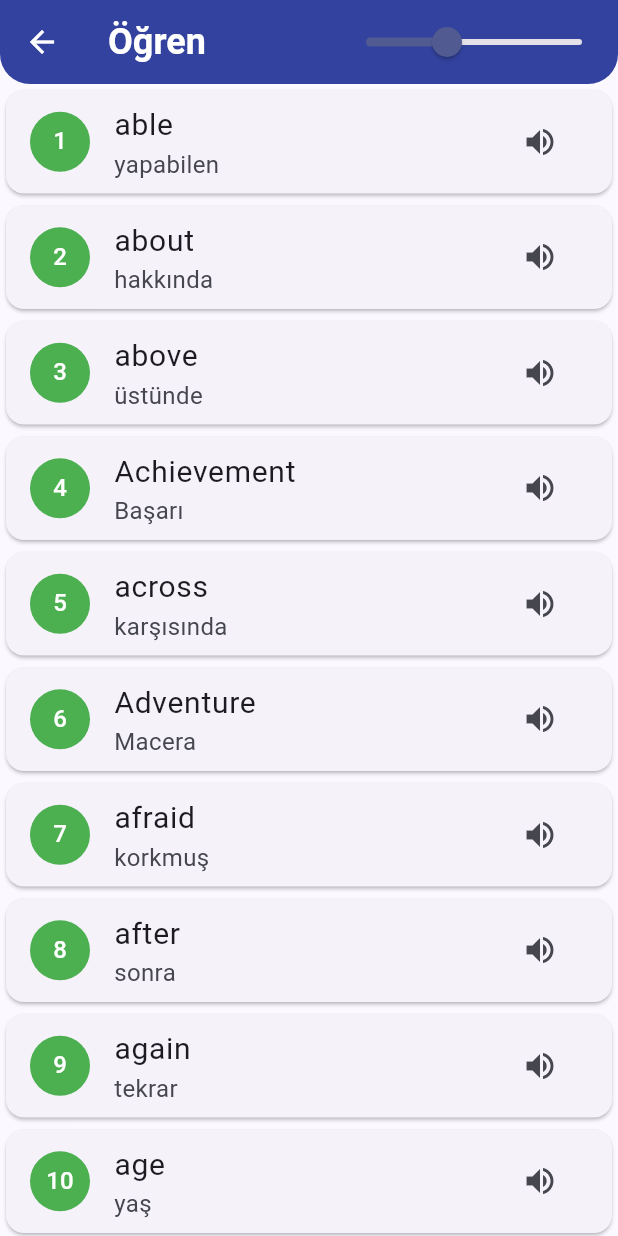
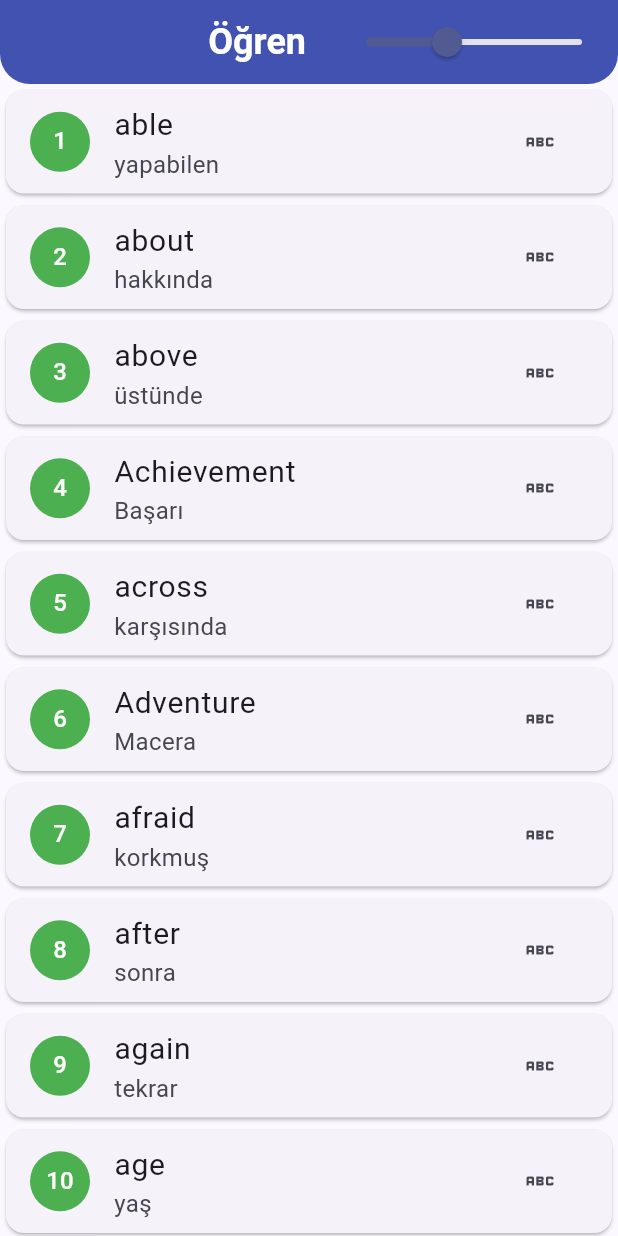
Before and after one commit to f-ark/spelling_bee, a Flutter app: the MainPage screen opened directly, after a tap on "Tüm Liste", on a phone screen of 412 x 824 dp. Run offline on Flutter 3.47's test engine with Material 3 defaults, Android fonts, the light colour scheme and no system bars; our stand-ins replace flutter_riverpod, flutter_tts, shared_preferences; accounts and stored records are empty.

Commit message:
Refactor: Improve App Structure and Navigation
- Update README.md: add app description, usage, and structure information.
- Move shared service: move `shared_service.dart` from `app_start` directory to `services` directory.
- Update constants: move the constant variables.
- Implement routing: add route management using `AppRouteInformationParser` and `AppRouterDelegate`
- Create `MainPageModel`: create a main page model.
- Update `MainMenuElevatedButon`: update button for navigation.
- Update `VoiceMixin`: update `voiceSpeedValue` to the correct name.
- Add `VoiceSliderControlWidget`: create a voice speed control slider.
- Implement challenge page: update challenge page with new UI and logic.
- Implement learning page: update the learning page with new UI and logic.
- Update main page: update the main page with new components.
- Add `flutter_web_plugins` dependency: Add support to web plugins.

```diff
--- a/lib/core/app_start/app_start_provider.dart
+++ b/lib/core/app_start/app_start_provider.dart
@@ -1,5 +1,5 @@
 import 'package:flutter_riverpod/flutter_riverpod.dart';
-import 'package:spelling_bee/core/app_start/shared_service.dart';
+import 'package:spelling_bee/core/services/shared_service.dart';
 
 /// Bağımlılıkları uygulama açılışında başlatan provider
 final AutoDisposeFutureProvider<void> appStartupProvider =
--- a/lib/core/costants/costants.dart
+++ b/lib/core/costants/costants.dart
@@ -1,4 +1,4 @@
 final class AppConstants {
   static const String appName = 'Spelling Bee';
-  // ... Diğer sabit stringler buraya eklenecek ...
+
 }
--- /dev/null
+++ b/lib/core/route/app_route_information_parser.dart
@@ -0,0 +1,32 @@
+import 'package:flutter/material.dart';
+import 'package:spelling_bee/core/route/main_page_model.dart';
+
+class AppRouteInformationParser extends RouteInformationParser<MainPageType> {
+  @override
+  Future<MainPageType> parseRouteInformation(
+    RouteInformation routeInformation,
+  ) async {
+    final uri = routeInformation.uri;
+
+
+   return switch (uri.pathSegments.isEmpty ? 'home'
+       : uri.pathSegments.first) {
+
+       'challenge'=>
+         MainPageType.challenge,
+       'learn'=>
+         MainPageType.learn,
+      _ => MainPageType.home,
+    };
+  }
+
+  @override
+  RouteInformation? restoreRouteInformation(MainPageType configuration) {
+    return switch (configuration) {
+      MainPageType.challenge => RouteInformation(uri: Uri(path: "/challenge")),
+      MainPageType.learn => RouteInformation(uri: Uri(path: "/learn")),
+      _ => RouteInformation(uri: Uri(path: "/")),
+
+    };
+  }
+}
--- /dev/null
+++ b/lib/core/route/app_router_delegate.dart
@@ -0,0 +1,60 @@
+import 'package:flutter/material.dart';
+import 'package:flutter_riverpod/flutter_riverpod.dart';
+import 'package:spelling_bee/core/costants/costants.dart';
+import 'package:spelling_bee/core/route/main_page_model.dart';
+import 'package:spelling_bee/features/challenge/challenge_page.dart';
+import 'package:spelling_bee/features/learn/learning_page.dart';
+import 'package:spelling_bee/main.dart';
+
+class AppRouterDelegate extends RouterDelegate<MainPageType>
+    with ChangeNotifier, PopNavigatorRouterDelegateMixin<MainPageType> {
+  AppRouterDelegate({required this.ref});
+
+  final WidgetRef ref;
+  @override
+  final GlobalKey<NavigatorState> navigatorKey = GlobalKey<NavigatorState>();
+
+  @override
+  MainPageType get currentConfiguration =>
+      ref.watch(mainPageModelProvider).page;
+
+  @override
+  Widget build(BuildContext context) {
+    final pages = <MaterialPage<void>>[
+
+      switch (currentConfiguration) {
+        MainPageType.challenge => const MaterialPage(
+          key: ValueKey('challenge'),
+          child: ChallengePage(),
+          fullscreenDialog: true,
+        ),
+        MainPageType.learn => const MaterialPage(
+          key: ValueKey('learning'),
+          child: LearningPage(),
+        ),
+        _ =>  MaterialPage(
+          key: const ValueKey('home'),
+          child: MainPage(title: AppConstants.appName),
+        ),
+      },
+    ];
+
+    return Navigator(
+      key: navigatorKey,
+      pages: pages,
+
+      onPopPage: (route, result) {
+        if (!route.didPop(result)) {
+          return false;
+        }
+
+        return true;
+      },
+    );
+  }
+
+  @override
+  Future<void> setNewRoutePath(MainPageType configuration) async {
+    ref.read(mainPageModelProvider.notifier).changePage(configuration);
+  }
+}
--- /dev/null
+++ b/lib/core/route/main_page_model.dart
@@ -0,0 +1,22 @@
+import 'package:flutter/material.dart';
+import 'package:flutter_riverpod/flutter_riverpod.dart';
+
+enum MainPageType { home,learn, challenge }
+
+final ChangeNotifierProvider<MainPageModel> mainPageModelProvider =
+ChangeNotifierProvider<MainPageModel>((ref) {
+  return MainPageModel(MainPageType.home);
+});
+
+class MainPageModel extends ChangeNotifier {
+  MainPageType _page;
+
+  MainPageModel(this._page);
+
+  MainPageType get page => _page;
+
+  void changePage(MainPageType page) {
+    _page = page;
+    notifyListeners();
+  }
+}
--- a/lib/core/widgets/main_menu_elevated_button.dart
+++ b/lib/core/widgets/main_menu_elevated_button.dart
@@ -2,17 +2,18 @@
 
 class MainMenuElevatedButon extends StatelessWidget {
   const MainMenuElevatedButon({
+    required this. onPressed,
     required this.title,
     required this.color,
-    required this.page,
     required this.icon,
     super.key,
   });
 
   final IconData icon;
-  final Widget page;
   final String title;
   final MaterialColor color;
+
+  final VoidCallback onPressed;
 
   @override
   Widget build(BuildContext context) {
@@ -31,12 +32,7 @@
         padding: const WidgetStatePropertyAll(EdgeInsets.all(8)),
       ),
 
-      onPressed: () {
-        Navigator.push<void>(
-          context,
-          MaterialPageRoute(builder: (context) => page),
-        );
-      },
+      onPressed: onPressed,
 
       child: Row(
         mainAxisAlignment: MainAxisAlignment.spaceEvenly,
--- a/lib/core/widgets/voice_mixin.dart
+++ b/lib/core/widgets/voice_mixin.dart
@@ -3,9 +3,10 @@
 
 import 'package:spelling_bee/core/costants/word_list.dart';
 
+/// [FlutterTts] paketi ile State nesnelerine tefaffuz özelliği kazandıran mixin
 mixin VoiceMixin<T extends StatefulWidget> on State<T> {
   final flutterTts = FlutterTts();
-  double value = 0.4;
+  double voiceSpeedValue = 0.4;
 
   @override
   void initState() {
@@ -24,7 +25,7 @@
 
     // İsteğe bağlı: Ses seviyesini ayarlayın (0.0 - 1.0 arası)
     await flutterTts.setVolume(1);
-    await volumeSpeed(value);
+    await volumeSpeed(voiceSpeedValue);
   }
 
   // Ses hızını ayarlayan fonksiyon
--- /dev/null
+++ b/lib/core/widgets/voice_slider_control_widget.dart
@@ -0,0 +1,29 @@
+import 'package:flutter/material.dart';
+import 'package:spelling_bee/core/widgets/voice_mixin.dart';
+
+class VoiceSliderControlWidget extends StatefulWidget {
+  const VoiceSliderControlWidget({super.key});
+
+  @override
+  State<VoiceSliderControlWidget> createState() =>
+      _VoiceSliderControlWidgetState();
+}
+
+class _VoiceSliderControlWidgetState extends State<VoiceSliderControlWidget>
+    with VoiceMixin {
+  @override
+  Widget build(BuildContext context) {
+    return Slider(
+      label: 'Hız',
+      max: .9,
+      min: .1,
+      value: voiceSpeedValue,
+      onChanged: (val) {
+        volumeSpeed(val);
+        setState(() {
+          voiceSpeedValue = val;
+        });
+      },
+    );
+  }
+}
--- a/lib/features/learn/learning_page.dart
+++ b/lib/features/learn/learning_page.dart
@@ -1,52 +1,30 @@
 import 'package:flutter/material.dart';
 import 'package:flutter_riverpod/flutter_riverpod.dart';
-import 'package:spelling_bee/core/app_start/shared_service.dart';
+import 'package:spelling_bee/core/services/shared_service.dart';
 import 'package:spelling_bee/core/costants/word_list.dart';
 import 'package:spelling_bee/core/widgets/voice_mixin.dart';
+import 'package:spelling_bee/core/widgets/voice_slider_control_widget.dart';
 
-class OgrenPage extends StatefulWidget {
-  const OgrenPage({super.key});
+/// Local cache desteği ile kelime listesi ve telafuzlarını barındıran sayfa
+class LearningPage extends StatefulWidget {
+  const LearningPage({super.key});
 
   @override
-  State<OgrenPage> createState() => _OgrenPageState();
+  State<LearningPage> createState() => _LearningPageState();
 }
 
-class _OgrenPageState extends State<OgrenPage> with VoiceMixin {
+class _LearningPageState extends State<LearningPage> with VoiceMixin {
   @override
   Widget build(BuildContext context) {
-    const  title = 'Öğren';
+    const title = 'Öğren';
     return Scaffold(
       appBar: AppBar(
-        foregroundColor: Colors.white,
+        title: const Text(title),
 
-        title: const Text(
-          title,
-          style: TextStyle(fontSize: 24, fontWeight: FontWeight.bold),
-        ),
-        backgroundColor: Colors.indigo.shade700,
-        elevation: 5,
-        shape: const RoundedRectangleBorder(
-          borderRadius: BorderRadius.vertical(bottom: Radius.circular(20)),
-        ),
-
-        actions: [
-          Slider(
-            label: 'Hız',
-            max: .9,
-            min: .1,
-            value: value,
-            onChanged: (val) {
-              volumeSpeed(val);
-              setState(() {
-                value = val;
-              });
-            },
-          ),
-        ],
+        actions: const [VoiceSliderControlWidget()],
       ),
       body: Center(
         child: ListView.builder(
-
           itemCount: WordList.words.length,
           itemBuilder: (BuildContext context, int index) {
             return InkWell(
@@ -84,11 +62,11 @@
 }
 
 class _DragableWidgetState extends ConsumerState<RedGreenChangerWidget> {
-  late final List<String> swipedItems;
+  late final List<String> cacheItems;
 
   @override
   void initState() {
-    swipedItems = ref.read(sharedPreferencesServiceProvider).getList();
+    cacheItems = ref.read(sharedPreferencesServiceProvider).getList();
     super.initState();
   }
 
@@ -98,17 +76,16 @@
       child: ListTile(
         leading: InkWell(
           onTap: () {
-
-           if( swipedItems.contains(widget.index.toString()))
-                {  setState(() {
-                  swipedItems.remove(widget.index.toString());
+            if (cacheItems.contains(widget.index.toString())) {
+              setState(() {
+                cacheItems.remove(widget.index.toString());
               });
               ref
                   .read(sharedPreferencesServiceProvider)
-                .removeItem(widget.index.toString());}
-                else {
+                  .removeItem(widget.index.toString());
+            } else {
               setState(() {
-               swipedItems.add(widget.index.toString());
+                cacheItems.add(widget.index.toString());
               });
 
               ref
@@ -118,7 +95,7 @@
           },
           child: CircleAvatar(
             backgroundColor:
-                swipedItems.contains(widget.index.toString())
+                cacheItems.contains(widget.index.toString())
                     ? Colors.red
                     : Colors.green,
             child: Text(
@@ -137,7 +114,7 @@
         ),
         trailing: IconButton(
           onPressed: widget.onPressed,
-          icon: const Icon(Icons.volume_up),
+          icon: const Icon(Icons.abc_outlined),
         ),
       ),
     );
--- a/lib/main.dart
+++ b/lib/main.dart
@@ -1,25 +1,48 @@
 import 'package:flutter/material.dart';
 import 'package:flutter_riverpod/flutter_riverpod.dart';
+import 'package:flutter_web_plugins/url_strategy.dart';
 import 'package:spelling_bee/core/app_start/app_start_provider.dart';
 import 'package:spelling_bee/core/costants/costants.dart';
+import 'package:spelling_bee/core/route/app_route_information_parser.dart';
+import 'package:spelling_bee/core/route/app_router_delegate.dart';
+import 'package:spelling_bee/core/route/main_page_model.dart';
 import 'package:spelling_bee/core/widgets/main_menu_elevated_button.dart';
-import 'package:spelling_bee/features/challenge/challenge_page.dart';
-import 'package:spelling_bee/features/learn/learning_page.dart';
+
 
 void main() {
-  runApp(const ProviderScope(child: MyApp()));
+  usePathUrlStrategy();
+  runApp(ProviderScope(child: MyApp()));
 }
 
-class MyApp extends StatelessWidget {
-  const MyApp({super.key});
+class MyApp extends ConsumerWidget {
+  MyApp({super.key});
 
   @override
-  Widget build(BuildContext context) {
-    return MaterialApp(
+  Widget build(BuildContext context, WidgetRef ref) {
+    final appRouterDelegate = AppRouterDelegate(ref: ref);
+    final appRouteInformationParser = AppRouteInformationParser();
+
+    return MaterialApp.router(
       title: AppConstants.appName,
-      home: MainPage(title: AppConstants.appName),
       debugShowCheckedModeBanner: false,
-      theme: ThemeData(colorSchemeSeed: Colors.indigo),
+      routerDelegate: appRouterDelegate,
+      routeInformationParser: appRouteInformationParser,
+      theme: ThemeData(
+        colorSchemeSeed: Colors.indigo,
+        appBarTheme: const AppBarTheme(
+          titleTextStyle: TextStyle(
+            fontSize: 24,
+            fontWeight: FontWeight.bold,
+            color: Colors.white,
+          ),
+          centerTitle: true,
+          backgroundColor: Colors.indigo,
+          elevation: 5,
+          shape: RoundedRectangleBorder(
+            borderRadius: BorderRadius.vertical(bottom: Radius.circular(20)),
+          ),
+        ),
+      ),
     );
   }
 }
@@ -28,56 +51,38 @@
   MainPage({required this.title, super.key});
 
   final String title;
-  final LinearGradient gradient = LinearGradient(
-    begin: Alignment.topCenter,
-    end: Alignment.bottomCenter,
-    colors: [Colors.blue.shade200, Colors.blue.shade900],
-  );
 
   @override
   Widget build(BuildContext context, WidgetRef ref) {
     final appStartup = ref.watch(appStartupProvider);
 
     return Scaffold(
-      appBar: AppBar(
-        title: Text(
-          title,
-          style: const TextStyle(
-            fontSize: 24,
-            fontWeight: FontWeight.bold,
-            color: Colors.white,
-          ),
-        ),
-        centerTitle: true,
-        backgroundColor: Colors.indigo.shade700,
-        elevation: 5,
-        shape: const RoundedRectangleBorder(
-          borderRadius: BorderRadius.vertical(bottom: Radius.circular(20)),
-        ),
-      ),
+      appBar: AppBar(title: Text(title)),
 
-      body: Container(
-        decoration: BoxDecoration(gradient: gradient),
-        child: Center(
+      body: Center(
         child: Padding(
           padding: const EdgeInsets.symmetric(vertical: 10, horizontal: 20),
           child: appStartup.when(
             data:
-                  (data) => const Column(
+                (data) => Column(
                   children: [
                     MainMenuElevatedButon(
                       title: 'Tüm Liste',
                       color: Colors.blue,
-                        page: OgrenPage(),
+                      onPressed:
+                          () => ref
+                              .read(mainPageModelProvider)
+                              .changePage(MainPageType.learn),
                       icon: Icons.list,
                     ),
-
-                      SizedBox(height: 10),
-
+                    const SizedBox(height: 10),
                     MainMenuElevatedButon(
+                      onPressed:
+                          () => ref
+                              .read(mainPageModelProvider)
+                              .changePage(MainPageType.challenge),
                       title: 'Yarış',
                       color: Colors.green,
-                        page: ChallengePage(),
                       icon: Icons.access_time_rounded,
                     ),
                   ],
@@ -87,7 +92,6 @@
           ),
         ),
       ),
-      ),
     );
   }
 }
--- a/pubspec.yaml
+++ b/pubspec.yaml
@@ -29,6 +29,9 @@
 # versions available, run `flutter pub outdated`.
 dependencies:
   flutter:
+    sdk: flutter
+
+  flutter_web_plugins:
     sdk: flutter
 
   # The following adds the Cupertino Icons font to your application.
```
Also changed, not shown: lib/features/challenge/challenge_page.dart (+22 -48 lines), lib/core/services/shared_service.dart (renamed from lib/core/app_start/shared_service.dart), pubspec.lock, 2 other files. Lines whose indentation alone changed are shown as unchanged.
